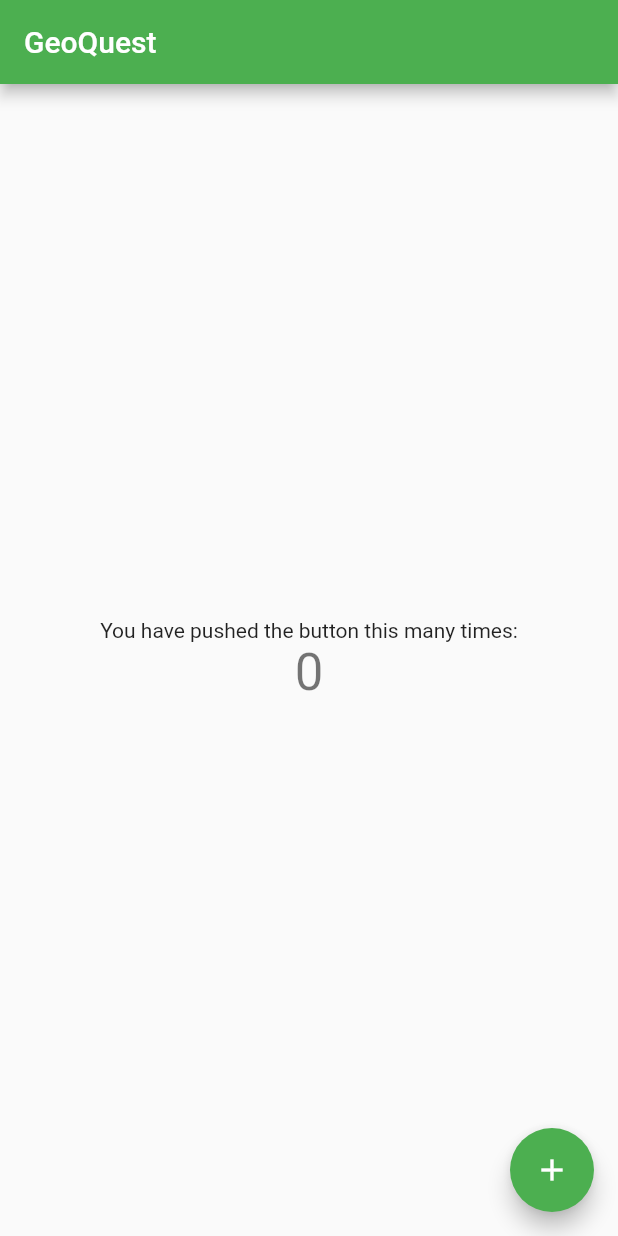
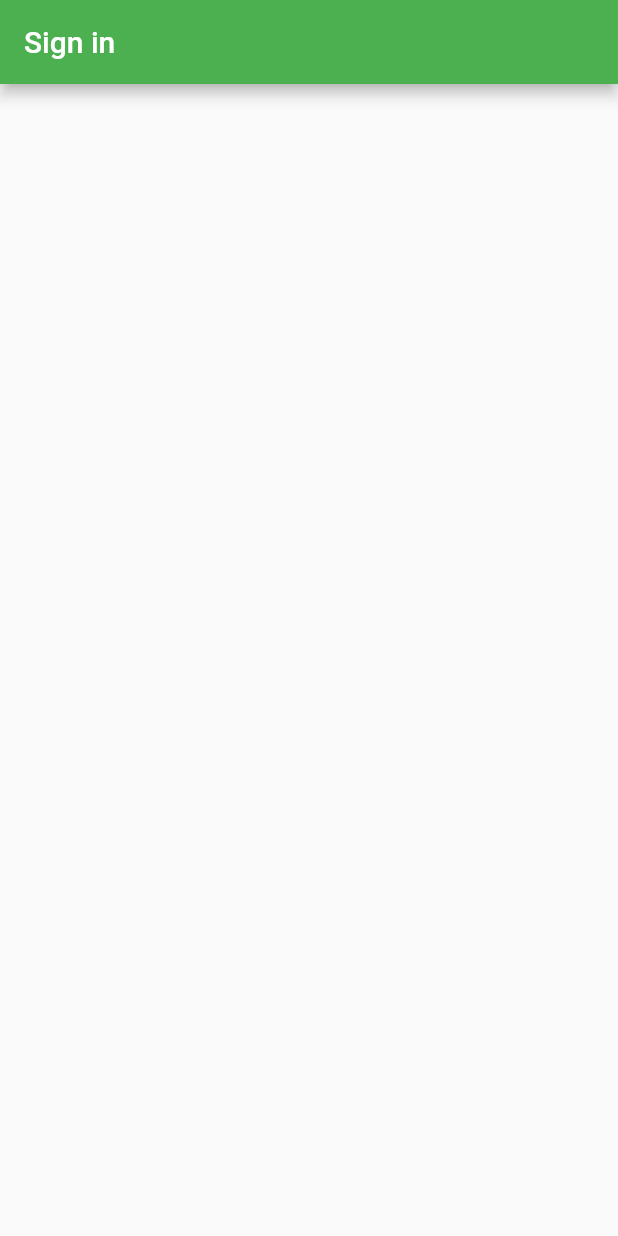
Before and after one commit to LathanDevers/geoquest, a Flutter app: the screen it shows after launch, on a phone screen of 412 x 824 dp. Run offline on Flutter 3.47's test engine with Material 2 defaults, Android fonts, the phone set to English and light mode, and no system bars.

Commit message:
modif des fichiers de base

```diff
--- a/lib/main.dart
+++ b/lib/main.dart
@@ -1,11 +1,11 @@
 import 'package:flutter/material.dart';
 
 void main() {
-  runApp(const MyApp());
+  runApp(const GeoQuest());
 }
 
-class MyApp extends StatelessWidget {
-  const MyApp({Key? key}) : super(key: key);
+class GeoQuest extends StatelessWidget {
+  const GeoQuest({Key? key}) : super(key: key);
 
   // This widget is the root of your application.
   @override
@@ -24,13 +24,13 @@ class MyApp extends StatelessWidget {
         // is not restarted.
         primarySwatch: Colors.green,
       ),
-      home: const MyHomePage(title: 'GeoQuest'),
+      home: const SignInPage(title: 'Sign in'),
     );
   }
 }
 
-class MyHomePage extends StatefulWidget {
-  const MyHomePage({Key? key, required this.title}) : super(key: key);
+class SignInPage extends StatefulWidget {
+  const SignInPage({Key? key, required this.title}) : super(key: key);
 
   // This widget is the home page of your application. It is stateful, meaning
   // that it has a State object (defined below) that contains fields that affect
@@ -44,23 +44,10 @@ class MyHomePage extends StatefulWidget {
   final String title;
 
   @override
-  State<MyHomePage> createState() => _MyHomePageState();
+  State<SignInPage> createState() => _SignInPageState();
 }
 
-class _MyHomePageState extends State<MyHomePage> {
-  int _counter = 0;
-
-  void _incrementCounter() {
-    setState(() {
-      // This call to setState tells the Flutter framework that something has
-      // changed in this State, which causes it to rerun the build method below
-      // so that the display can reflect the updated values. If we changed
-      // _counter without calling setState(), then the build method would not be
-      // called again, and so nothing would appear to happen.
-      _counter++;
-    });
-  }
-
+class _SignInPageState extends State<SignInPage> {
   @override
   Widget build(BuildContext context) {
     // This method is rerun every time setState is called, for instance as done
@@ -94,21 +81,7 @@ class _MyHomePageState extends State<MyHomePage> {
           // axis because Columns are vertical (the cross axis would be
           // horizontal).
           mainAxisAlignment: MainAxisAlignment.center,
-          children: <Widget>[
-            const Text(
-              'You have pushed the button this many times:',
-            ),
-            Text(
-              '$_counter',
-              style: Theme.of(context).textTheme.headline4,
-            ),
-          ],
         ),
-      ),
-      floatingActionButton: FloatingActionButton(
-        onPressed: _incrementCounter,
-        tooltip: 'Increment',
-        child: const Icon(Icons.add),
       ), // This trailing comma makes auto-formatting nicer for build methods.
     );
   }
```
Also changed, not shown: 3 other files.
